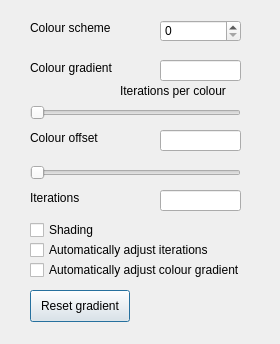
calum74/mandelbrot-qt, file src/controlpanel.ui: the form before one commit.
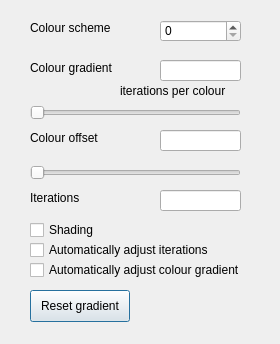
The form after the commit.

Commit message: Colour controls WIP

Diff of the .ui file:
```diff
--- a/src/controlpanel.ui
+++ b/src/controlpanel.ui
@@ -193,7 +193,7 @@
     </rect>
    </property>
    <property name="text">
-    <string>Iterations per colour</string>
+    <string>iterations per colour</string>
    </property>
   </widget>
  </widget>
```
The commit also changes 7 other files.
